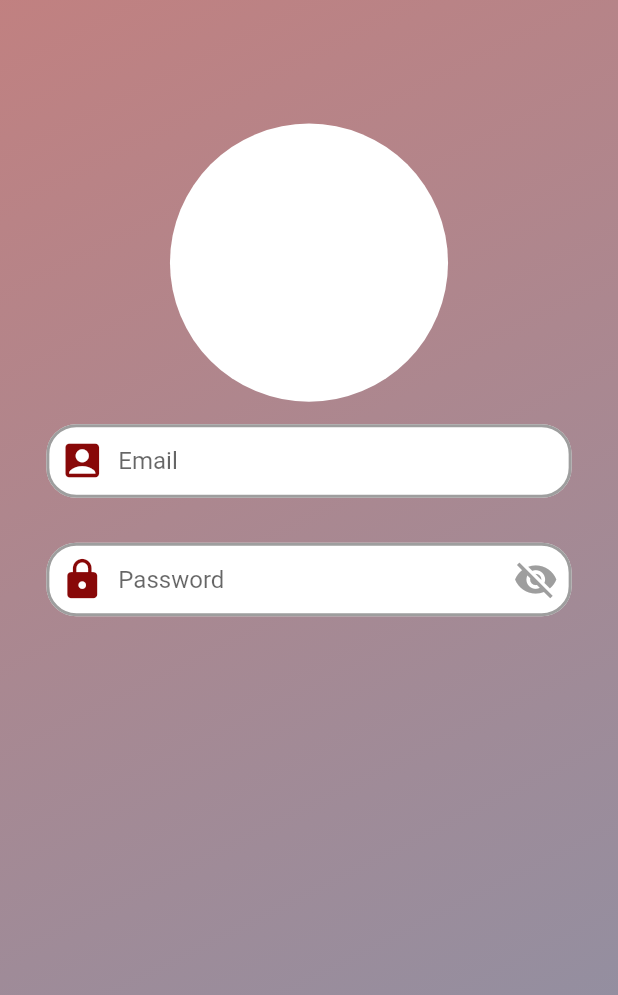
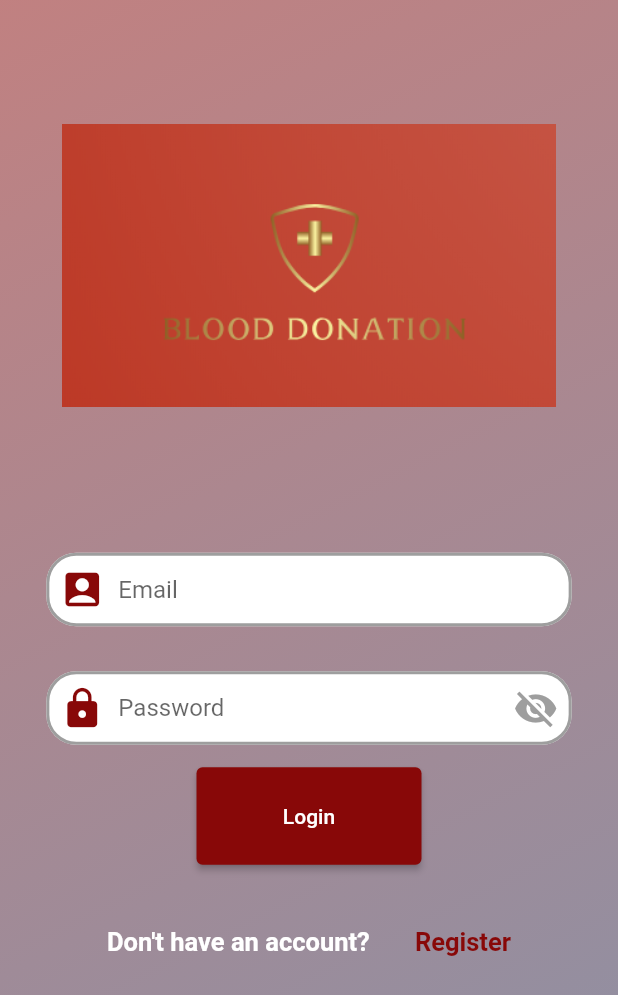
Before and after one commit to vincentmworia/flutter-donation-app, a Flutter app: the screen it shows after launch, on a phone screen of 412 x 824 dp. Shown: the top 995 px of the screen. Run offline on Flutter 3.47's test engine with Material 2 defaults, Android fonts, the phone set to English and light mode, and no system bars.

Commit message:
auth ui done

```diff
--- a/lib/screens/auth_screen.dart
+++ b/lib/screens/auth_screen.dart
@@ -37,36 +37,7 @@ class _AuthScreenState extends State<AuthScreen> {
   final _lastNameFocusNode = FocusNode();
   final _passwordFocusNode = FocusNode();
   final _confirmPasswordFocusNode = FocusNode();
-
-  OutlineInputBorder _outlinedInputBorder(Color color) => OutlineInputBorder(
-        borderRadius: BorderRadius.circular(20),
-        gapPadding: 4.0,
-        borderSide: BorderSide(
-          color: color,
-          width: 2.0,
-        ),
-      );
-
-  Widget _textFormField(
-          {required String hintText,
-          required String labelText,
-          required IconData icon}) =>
-      TextFormField(
-        decoration: InputDecoration(
-          filled: true,
-          fillColor: Colors.white,
-
-          prefixIcon: Icon(icon),
-          hintText: hintText,
-          // labelText: labelText,
-
-          // TODO PRESSED
-          focusedBorder:
-              _outlinedInputBorder(Theme.of(context).colorScheme.primary),
-          // TODO UNPRESSED
-          enabledBorder: _outlinedInputBorder(Colors.grey),
-        ),
-      );
+  var _visible = true;
 
   @override
   Widget build(BuildContext context) {
@@ -86,19 +57,34 @@ class _AuthScreenState extends State<AuthScreen> {
                 width: double.infinity,
                 child: Form(
                   key: _formKey,
-                  child: Column(children: [
-                    if ((_authenticationMode == AuthenticationMode.login))
-                      // SizedBox(height: deviceHeight * 0.05),
-                      Container(
-                        margin: EdgeInsets.only(top: deviceHeight * 0.1),
-                        width: deviceWidth < deviceHeight
-                            ? deviceWidth * 0.45
-                            : deviceHeight * 0.45,
-                        height: deviceWidth < deviceHeight
-                            ? deviceWidth * 0.45
-                            : deviceHeight * 0.45,
-                        decoration: BoxDecoration(color: Colors.white,shape: BoxShape.circle),
+                  child: Column(
+                      // mainAxisAlignment: MainAxisAlignment.spaceBetween,
+                      children: [
+                        // if ((_authenticationMode == AuthenticationMode.login))
+                        AnimatedContainer(
+                          duration: const Duration(milliseconds: 300),
+                          margin:
+                              _authenticationMode == AuthenticationMode.login
+                                  ? EdgeInsets.only(
+                                      top: deviceHeight * 0.1,
+                                      bottom: deviceHeight * 0.1,
+                                    )
+                                  : EdgeInsets.only(
+                                      top: deviceHeight * 0.02,
                                     ),
+                          padding: EdgeInsets.symmetric(
+                              horizontal: deviceWidth * 0.1),
+                          child: Image.asset(
+                            "images/logo1.PNG",
+                            fit: BoxFit.cover,
+                          ),
+                          // decoration: BoxDecoration(color: Colors.white,shape: BoxShape.circle),
+                        ),
+                       Visibility(
+                         visible:   _visible ,
+                          child: Column(
+                            mainAxisAlignment: MainAxisAlignment.center,
+                            children: [
                               InputField(
                                 key: const ValueKey('email'),
                                 controller: _emailController,
@@ -110,8 +96,8 @@ class _AuthScreenState extends State<AuthScreen> {
                                 enableSuggestions: false,
                                 textCapitalization: TextCapitalization.none,
                                 onFieldSubmitted: (_) => FocusScope.of(context)
-                          .requestFocus(
-                              _authenticationMode == AuthenticationMode.signup
+                                    .requestFocus(_authenticationMode ==
+                                            AuthenticationMode.signup
                                         ? _firstNameFocusNode
                                         : _passwordFocusNode),
                                 textInputAction: TextInputAction.next,
@@ -127,7 +113,8 @@ class _AuthScreenState extends State<AuthScreen> {
                                   _userEmail = value!;
                                 },
                               ),
-                    if ((_authenticationMode == AuthenticationMode.signup))
+                              if ((_authenticationMode ==
+                                  AuthenticationMode.signup))
                                 InputField(
                                   key: const ValueKey('firstName'),
                                   controller: _firstNameController,
@@ -137,10 +124,12 @@ class _AuthScreenState extends State<AuthScreen> {
                                   focusNode: _firstNameFocusNode,
                                   autoCorrect: false,
                                   enableSuggestions: false,
-                        textCapitalization: TextCapitalization.sentences,
-                        onFieldSubmitted: (_) => FocusScope.of(context)
-                            .requestFocus(
-                                _authenticationMode == AuthenticationMode.signup
+                                  textCapitalization:
+                                      TextCapitalization.sentences,
+                                  onFieldSubmitted: (_) =>
+                                      FocusScope.of(context).requestFocus(
+                                          _authenticationMode ==
+                                                  AuthenticationMode.signup
                                               ? _lastNameFocusNode
                                               : _passwordFocusNode),
                                   textInputAction: TextInputAction.next,
@@ -164,7 +153,8 @@ class _AuthScreenState extends State<AuthScreen> {
                                     _userFirstName = value!;
                                   },
                                 ),
-                    if ((_authenticationMode == AuthenticationMode.signup))
+                              if ((_authenticationMode ==
+                                  AuthenticationMode.signup))
                                 InputField(
                                   key: const ValueKey('lastName'),
                                   controller: _lastNameController,
@@ -174,8 +164,10 @@ class _AuthScreenState extends State<AuthScreen> {
                                   focusNode: _lastNameFocusNode,
                                   autoCorrect: false,
                                   enableSuggestions: false,
-                        textCapitalization: TextCapitalization.sentences,
-                        onFieldSubmitted: (_) => FocusScope.of(context)
+                                  textCapitalization:
+                                      TextCapitalization.sentences,
+                                  onFieldSubmitted: (_) =>
+                                      FocusScope.of(context)
                                           .requestFocus(_passwordFocusNode),
                                   textInputAction: TextInputAction.next,
                                   validator: (value) {
@@ -212,12 +204,12 @@ class _AuthScreenState extends State<AuthScreen> {
                                 enableSuggestions: false,
                                 textCapitalization: TextCapitalization.none,
                                 onFieldSubmitted: (_) => FocusScope.of(context)
-                          .requestFocus(
-                              _authenticationMode == AuthenticationMode.signup
+                                    .requestFocus(_authenticationMode ==
+                                            AuthenticationMode.signup
                                         ? _confirmPasswordFocusNode
                                         : null),
-                      textInputAction:
-                          _authenticationMode == AuthenticationMode.signup
+                                textInputAction: _authenticationMode ==
+                                        AuthenticationMode.signup
                                     ? TextInputAction.next
                                     : TextInputAction.done,
                                 validator: (value) {
@@ -227,18 +219,30 @@ class _AuthScreenState extends State<AuthScreen> {
                                   if (value.length < 7) {
                                     return 'Password must be at least 7 characters long';
                                   }
-                        if (_passwordController.text.toLowerCase().trim() ==
+                                  if (_passwordController.text
+                                              .toLowerCase()
+                                              .trim() ==
                                           _firstNameController.text
                                               .toLowerCase()
                                               .trim() ||
-                            _passwordController.text.toLowerCase().trim() ==
+                                      _passwordController.text
+                                              .toLowerCase()
+                                              .trim() ==
                                           '${_firstNameController.text}${_lastNameController.text}'
                                               .toLowerCase()
                                               .trim() ||
-                            _passwordController.text.toLowerCase().trim() ==
-                                _lastNameController.text.toLowerCase().trim() ||
-                            _passwordController.text.toLowerCase().trim() ==
-                                _emailController.text.toLowerCase().trim()) {
+                                      _passwordController.text
+                                              .toLowerCase()
+                                              .trim() ==
+                                          _lastNameController.text
+                                              .toLowerCase()
+                                              .trim() ||
+                                      _passwordController.text
+                                              .toLowerCase()
+                                              .trim() ==
+                                          _emailController.text
+                                              .toLowerCase()
+                                              .trim()) {
                                     return 'Password must be different from email and name';
                                   }
                                   return null;
@@ -247,7 +251,8 @@ class _AuthScreenState extends State<AuthScreen> {
                                   _userPassword = value!;
                                 },
                               ),
-                    if ((_authenticationMode == AuthenticationMode.signup))
+                              if ((_authenticationMode ==
+                                  AuthenticationMode.signup))
                                 InputField(
                                   key: const ValueKey('confirmPassword'),
                                   controller: _confirmPasswordController,
@@ -272,6 +277,72 @@ class _AuthScreenState extends State<AuthScreen> {
                                     return null;
                                   },
                                 ),
+                              ElevatedButton(
+                                  style: ElevatedButton.styleFrom(
+                                      fixedSize: const Size(150, 65)),
+                                  onPressed: () {
+                                    print("done");
+                                  },
+                                  child: _authenticationMode ==
+                                          AuthenticationMode.login
+                                      ? Text("Login")
+                                      : Text("Register")),
+                            ],
+                          ),
+                        ),
+                        Container(
+                          margin: EdgeInsets.symmetric(
+                              vertical: deviceHeight * 0.05),
+                          width: deviceWidth * 0.8,
+                          child: Row(
+                            mainAxisAlignment: MainAxisAlignment.spaceEvenly,
+                            children: [
+                              const Text(
+                                "Don\'t have an account?",
+                                style: TextStyle(
+                                  fontSize: 17.0,
+                                  fontWeight: FontWeight.w600,
+                                  color: Colors.white,
+                                ),
+                              ),
+                              InkWell(
+                                onTap: () {
+                                  setState(() {
+                                    _visible = false;
+
+                                    _authenticationMode ==
+                                        AuthenticationMode.login
+                                        ? _authenticationMode =
+                                        AuthenticationMode.signup
+                                        : _authenticationMode =
+                                        AuthenticationMode.login;
+                                  });
+                                  print(_authenticationMode);
+                                  Future.delayed(
+                                          const Duration(milliseconds: 300))
+                                      .then((value) => setState(() {
+                                          }))
+                                      .then((value) => setState(() {
+                                            _visible = true;
+                                            print(_visible);
+                                          }));
+                                },
+                                child: Text(
+                                  _authenticationMode ==
+                                          AuthenticationMode.login
+                                      ? "Register"
+                                      : "Login",
+                                  style: TextStyle(
+                                    fontSize: 17.0,
+                                    fontWeight: FontWeight.w600,
+                                    color:
+                                        Theme.of(context).colorScheme.primary,
+                                  ),
+                                ),
+                              ),
+                            ],
+                          ),
+                        ),
                       ]),
                 ),
               ),
```
Also changed, not shown: pubspec.yaml (+3 -71 lines), images/logo1.PNG (added). Lines whose indentation alone changed are shown as unchanged.
